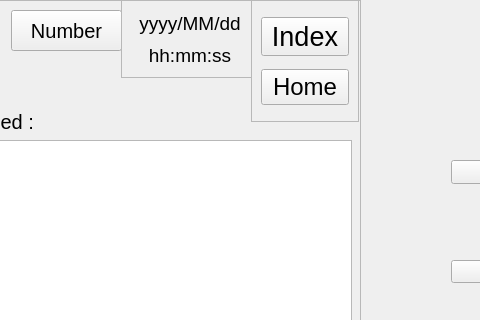
The window that qualitymonitor.ui (cdfq277462/myQM) describes before a commit, drawn with Qt 5; both pictures show x 439 to 919 and y 0 to 320 of the 1287 by 480 pixel window.
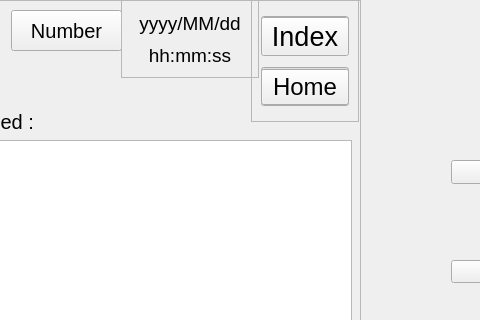
The same window after the commit.

Commit message: adjust top frame background

The edit to the form file:
```diff
--- a/qualitymonitor.ui
+++ b/qualitymonitor.ui
@@ -1800,7 +1800,7 @@
     </font>
    </property>
    <property name="autoFillBackground">
-    <bool>true</bool>
+    <bool>false</bool>
    </property>
    <property name="frameShape">
     <enum>QFrame::StyledPanel</enum>
@@ -1870,7 +1870,7 @@
     </font>
    </property>
    <property name="autoFillBackground">
-    <bool>true</bool>
+    <bool>false</bool>
    </property>
    <property name="frameShape">
     <enum>QFrame::StyledPanel</enum>
```
The commit also changes 1 other file.
